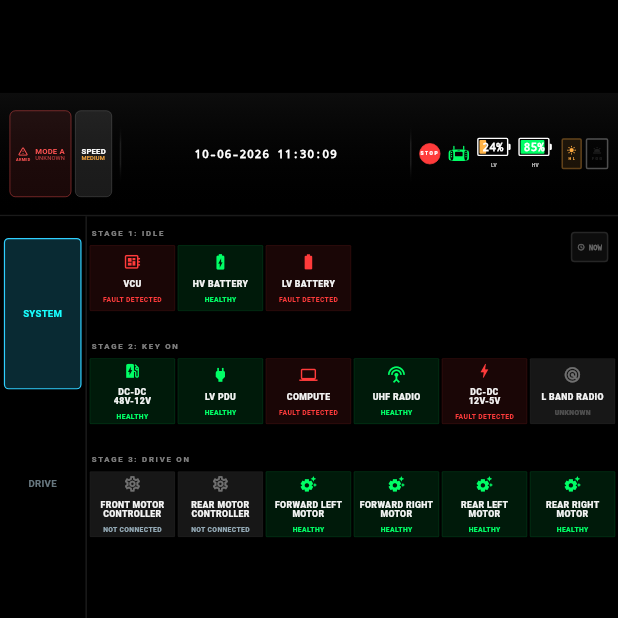
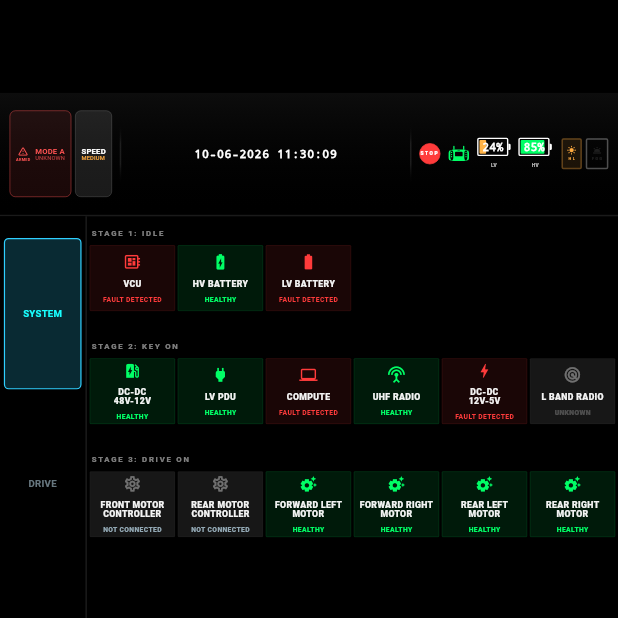
Before and after one commit to satheesh-kumar-p/OBD, a Flutter app: the screen it shows after launch, after a tap on "SYSTEM", on a phone screen of 412 x 824 dp, the top half of it. Run offline on Flutter 3.47's test engine with Material 3 defaults, Android fonts, the phone set to English and light mode, and no system bars; our stand-ins replace flutter_riverpod, flutter_screenutil; missing offline and left inert: flutter_libserialport.

Commit message:
refactor: optimize staleness detection and system UI
- Removed the last update time widget from the System page to declutter the UI.
- Moved the staleness ticker to the core module to centralize staleness detection.
- Reduced ticking frequency to a 5-second interval (0.2 Hz) to improve efficiency while maintaining reliable monitoring.

```diff
--- a/lib/core/di/injection_container.dart
+++ b/lib/core/di/injection_container.dart
@@ -70,3 +70,8 @@ final canFrameStreamProvider = StreamProvider<CanFrame>((ref) {
 final clockTickerProvider = StreamProvider<int>((ref) {
   return Stream.periodic(const Duration(seconds: 1), (tick) => tick);
 });
+
+/// Provides a ticker that emits every 5 seconds for efficiency-minded staleness checks.
+final stalenessTickerProvider = StreamProvider<int>((ref) {
+  return Stream.periodic(const Duration(seconds: 5), (tick) => tick);
+});
--- a/lib/features/system/application/system_controller.dart
+++ b/lib/features/system/application/system_controller.dart
@@ -30,9 +30,9 @@ class SystemController extends Notifier<SystemScreenState> {
       }
     });
 
-    // 3. Listen to the global clock ticker (1Hz)
-    // This forces the state to "pulse" every second.
-    ref.listen(clockTickerProvider, (_, __) {
+    // 3. Listen to the staleness ticker (5s)
+    // This ensures staleness is detected even if data stops flowing.
+    ref.listen(stalenessTickerProvider, (_, __) {
       state = state.copyWith(now: DateTime.now());
     });
 
--- a/lib/features/system/presentation/screens/system_screen.dart
+++ b/lib/features/system/presentation/screens/system_screen.dart
@@ -2,10 +2,8 @@ import 'package:flutter/material.dart';
 import 'package:flutter_riverpod/flutter_riverpod.dart';
 import 'package:flutter_screenutil/flutter_screenutil.dart';
 import '../../../../core/constants/subsystem_list_constants.dart';
-import '../../../../core/di/injection_container.dart';
 import '../../../../core/enums/subsystem_status_enum.dart';
 import '../../di/system_providers.dart';
-import '../state/system_screen_state.dart';
 
 class SystemScreen extends ConsumerWidget {
   const SystemScreen({super.key});
@@ -37,13 +35,9 @@ class SystemScreen extends ConsumerWidget {
   @override
   Widget build(BuildContext context, WidgetRef ref) {
     // OPTIMIZATION: Only rebuild the entire screen if the statuses actually change.
-    // Riverpod's select prevents redundant 1Hz rebuilds caused by the ticker in the controller.
     final statusMap = ref.watch(systemScreenStateProvider.select((s) => s.subsystemStatuses));
-    final lastUpdateTime = ref.watch(systemScreenStateProvider.select((s) => s.lastUpdateTime));
 
-    return Stack(
-      children: [
-        SingleChildScrollView(
+    return SingleChildScrollView(
       padding: EdgeInsets.symmetric(horizontal: 6.w, vertical: 4.h),
       child: Column(
         crossAxisAlignment: CrossAxisAlignment.start,
@@ -56,13 +50,6 @@ class SystemScreen extends ConsumerWidget {
           SizedBox(height: 8.h),
         ],
       ),
-        ),
-        Positioned(
-          top: 10.h,
-          right: 20.w,
-          child: _LastUpdatedIndicator(lastUpdate: lastUpdateTime),
-        ),
-      ],
     );
   }
 
@@ -149,68 +136,6 @@ class SystemScreen extends ConsumerWidget {
   }
 }
 
-class _LastUpdatedIndicator extends ConsumerWidget {
-  final DateTime? lastUpdate;
-  const _LastUpdatedIndicator({required this.lastUpdate});
-
-  @override
-  Widget build(BuildContext context, WidgetRef ref) {
-    if (lastUpdate == null) return const SizedBox.shrink();
-
-    // Rebuild every second
-    ref.watch(clockTickerProvider);
-
-    final diff = DateTime.now().difference(lastUpdate!);
-    final String timeStr = _formatDiff(diff);
-
-    return Container(
-      padding: EdgeInsets.symmetric(horizontal: 10.w, vertical: 6.h),
-      decoration: BoxDecoration(
-        color: Colors.white.withOpacity(0.05),
-        borderRadius: BorderRadius.circular(8.r),
-        border: Border.all(color: Colors.white10),
-      ),
-      child: Row(
-        mainAxisSize: MainAxisSize.min,
-        children: [
-          Icon(
-            Icons.access_time_rounded,
-            size: 16.sp,
-            color: Colors.white38,
-          ),
-          SizedBox(width: 8.w),
-          Text(
-            timeStr,
-            style: TextStyle(
-              color: Colors.white38,
-              fontSize: 14.sp,
-              fontWeight: FontWeight.bold,
-              fontFamily: 'monospace',
-            ),
-          ),
-        ],
-      ),
-    );
-  }
-
-  String _formatDiff(Duration d) {
-    final seconds = d.inSeconds;
-    if (seconds < 5) return 'NOW';
-    if (seconds < 60) return '${seconds}s';
-
-    final minutes = d.inMinutes;
-    if (minutes < 60) {
-      final s = seconds % 60;
-      return '${minutes.toString().padLeft(2, '0')}:${s.toString().padLeft(2, '0')}';
-    }
-
-    final hours = d.inHours;
-    final m = minutes % 60;
-    final s = seconds % 60;
-    return '${hours.toString().padLeft(2, '0')}:${m.toString().padLeft(2, '0')}:${s.toString().padLeft(2, '0')}';
-  }
-}
-
 class _SubsystemTile extends StatelessWidget {
   final String name;
   final SubsystemStatus status;
--- a/lib/features/system/presentation/state/system_screen_state.dart
+++ b/lib/features/system/presentation/state/system_screen_state.dart
@@ -66,13 +66,4 @@ class SystemScreenState {
       Subsystem.compute: !computeStale ? computeCommInfo!.compute : SubsystemStatus.unknown,
     };
   }
-
-  /// Helper to get the most recent update time across all entities
-  DateTime? get lastUpdateTime {
-    if (systemInfoLastUpdate == null) return computeInfoLastUpdate;
-    if (computeInfoLastUpdate == null) return systemInfoLastUpdate;
-    return systemInfoLastUpdate!.isAfter(computeInfoLastUpdate!)
-        ? systemInfoLastUpdate
-        : computeInfoLastUpdate;
-  }
 }
```
Lines whose indentation alone changed are shown as unchanged.
